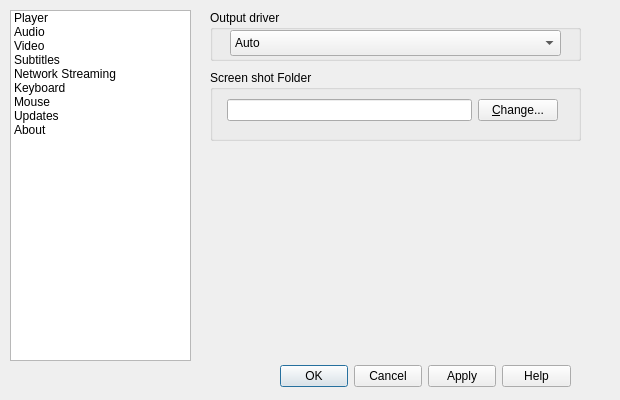
First picture: the form in src/preferencedialog.ui, repository rupeshs/ExMplayer, before the edit.
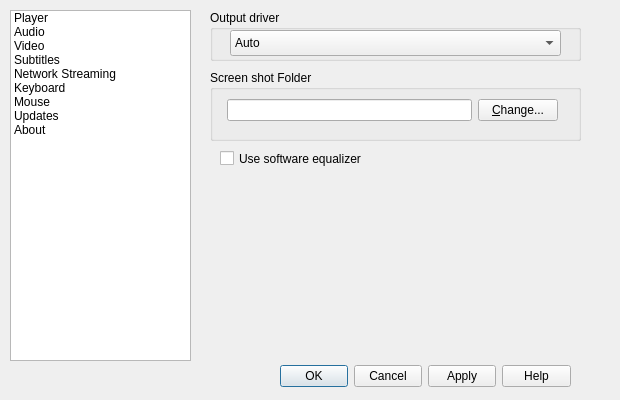
Second picture: the form after the edit. The open tabs and pages were chosen to show the change. Icons and pictures are not drawn.

Commit message: added software video equaliser

What changed in the file:
```diff
--- a/src/preferencedialog.ui
+++ b/src/preferencedialog.ui
@@ -574,6 +574,19 @@
       </layout>
      </widget>
     </widget>
+    <widget class="QCheckBox" name="cbEnableVideoSoftEq">
+     <property name="geometry">
+      <rect>
+       <x>20</x>
+       <y>140</y>
+       <width>231</width>
+       <height>17</height>
+      </rect>
+     </property>
+     <property name="text">
+      <string>Use software equalizer</string>
+     </property>
+    </widget>
    </widget>
    <widget class="QWidget" name="page_4">
     <widget class="QGroupBox" name="groupBox_13">
```
Left out of the diff: 2 changed lines with no effect on the pictures. The commit also changes 7 other files.
